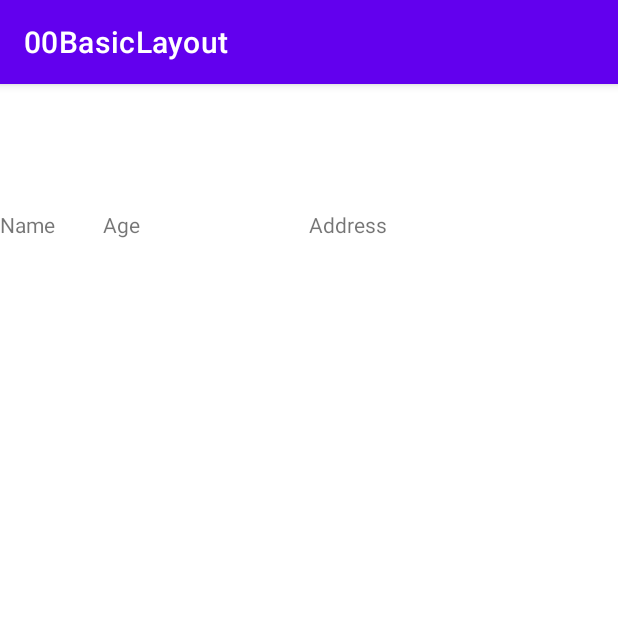
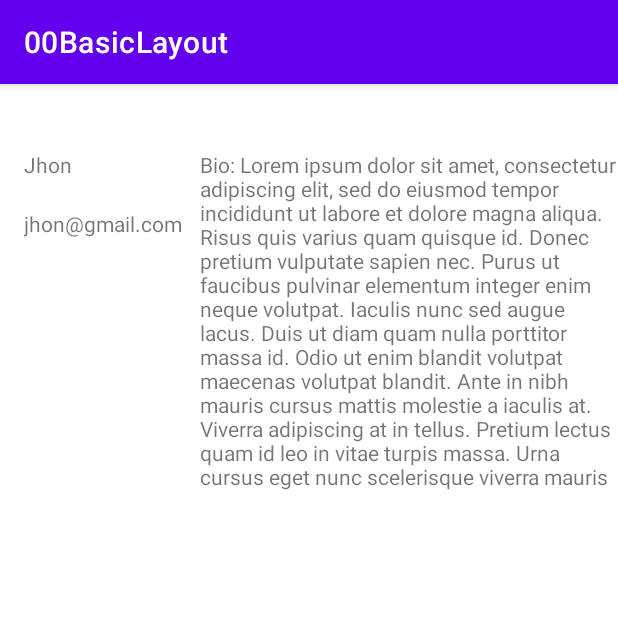
Before and after one commit to dev-SR/android-native, an Android app: the screen it shows after launch (MainActivity), on a phone screen of 412 x 824 dp, the top half of it. Run offline under Robolectric (Android 15) with nearby library versions, the phone set to English and light mode, and no system bars.

Commit message:
constrain_layout: barrier

```diff
--- a/00BasicLayout/app/src/main/res/layout/constraint_layout.xml
+++ b/00BasicLayout/app/src/main/res/layout/constraint_layout.xml
@@ -8,40 +8,41 @@
 
     <TextView
         android:id="@+id/textView18"
-        android:layout_width="0dp"
+        android:layout_width="wrap_content"
         android:layout_height="wrap_content"
-        android:layout_marginTop="84dp"
-        android:text="Name"
-        app:layout_constraintEnd_toStartOf="@+id/textView19"
-        app:layout_constraintHorizontal_bias="0.5"
-        app:layout_constraintHorizontal_weight="1"
+        android:layout_marginStart="16dp"
+        android:layout_marginTop="44dp"
+        android:text="Jhon"
         app:layout_constraintStart_toStartOf="parent"
         app:layout_constraintTop_toTopOf="parent" />
 
+
     <TextView
         android:id="@+id/textView19"
-        android:layout_width="0dp"
+        android:layout_width="wrap_content"
         android:layout_height="wrap_content"
-        android:text="Age"
-        app:layout_constraintBottom_toBottomOf="@+id/textView18"
-        app:layout_constraintEnd_toStartOf="@+id/textView20"
-        app:layout_constraintHorizontal_bias="0.5"
-        app:layout_constraintHorizontal_weight="2"
-        app:layout_constraintStart_toEndOf="@+id/textView18"
-        app:layout_constraintTop_toTopOf="@+id/textView18"
-        app:layout_constraintVertical_bias="1.0" />
+        android:layout_marginStart="16dp"
+        android:layout_marginTop="20dp"
+        android:text="jhon@gmail.com"
+        app:layout_constraintStart_toStartOf="parent"
+        app:layout_constraintTop_toBottomOf="@+id/textView18" />
 
     <TextView
-        android:id="@+id/textView20"
-        android:layout_width="0dp"
+        android:id="@+id/textView6"
+        android:layout_width="279dp"
+        android:layout_height="228dp"
+        android:layout_marginStart="12dp"
+        android:layout_marginTop="44dp"
+        android:text="Bio: Lorem ipsum dolor sit amet, consectetur adipiscing elit, sed do eiusmod tempor incididunt ut labore et dolore magna aliqua. Risus quis varius quam quisque id. Donec pretium vulputate sapien nec. Purus ut faucibus pulvinar elementum integer enim neque volutpat. Iaculis nunc sed augue lacus. Duis ut diam quam nulla porttitor massa id. Odio ut enim blandit volutpat maecenas volutpat blandit. Ante in nibh mauris cursus mattis molestie a iaculis at. Viverra adipiscing at in tellus. Pretium lectus quam id leo in vitae turpis massa. Urna cursus eget nunc scelerisque viverra mauris in aliquam sem. Hendrerit gravida rutrum quisque non tellus orci. Eu scelerisque felis imperdiet proin fermentum leo. Et tortor consequat id porta nibh venenatis cras sed. Ornare lectus sit amet est. A iaculis at erat pellentesque adipiscing commodo elit at. Ultrices mi tempus imperdiet nulla malesuada pellentesque elit. Integer malesuada nunc vel risus commodo viverra. Facilisi cras fermentum odio eu feugiat pretium nibh ipsum. "
+        app:layout_constraintStart_toEndOf="@+id/barrier4"
+        app:layout_constraintTop_toTopOf="parent" />
+
+    <androidx.constraintlayout.widget.Barrier
+        android:id="@+id/barrier4"
+        android:layout_width="wrap_content"
         android:layout_height="wrap_content"
-        android:text="Address"
-        app:layout_constraintBottom_toBottomOf="@+id/textView19"
-        app:layout_constraintEnd_toEndOf="parent"
-        app:layout_constraintHorizontal_bias="0.5"
-        app:layout_constraintHorizontal_weight="3"
-        app:layout_constraintStart_toEndOf="@+id/textView19"
-        app:layout_constraintTop_toTopOf="@+id/textView19"
-        app:layout_constraintVertical_bias="1.0" />
+        app:barrierDirection="end"
+        app:constraint_referenced_ids="textView18,textView19"
+        tools:layout_editor_absoluteX="411dp" />
 
 </androidx.constraintlayout.widget.ConstraintLayout>
```
Also changed, not shown: 10 other files.
